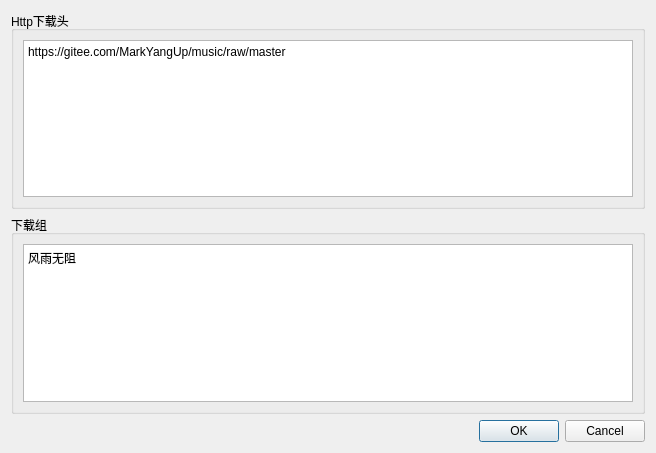
First picture: the form in OnlineCfgWnd.ui, repository ph1126542159/WidgetMusicPlayer, before the edit.
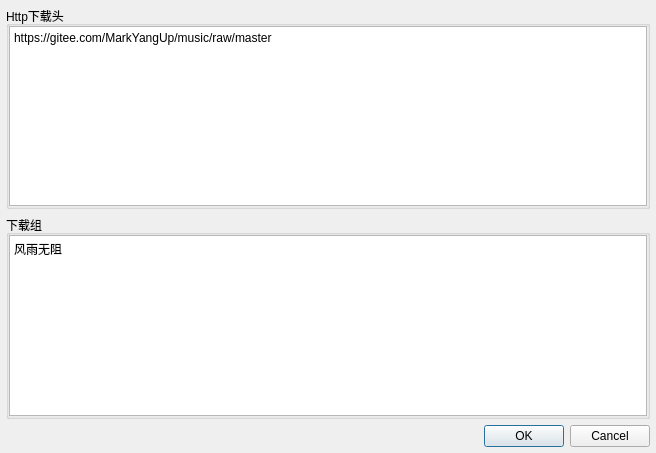
Second picture: the form after the edit.

Patch:
```diff
--- a/OnlineCfgWnd.ui
+++ b/OnlineCfgWnd.ui
@@ -17,12 +17,45 @@
    <string notr="true"/>
   </property>
   <layout class="QVBoxLayout" name="verticalLayout">
+   <property name="spacing">
+    <number>6</number>
+   </property>
+   <property name="leftMargin">
+    <number>6</number>
+   </property>
+   <property name="topMargin">
+    <number>6</number>
+   </property>
+   <property name="rightMargin">
+    <number>6</number>
+   </property>
+   <property name="bottomMargin">
+    <number>6</number>
+   </property>
    <item>
     <widget class="QGroupBox" name="groupBox">
+     <property name="styleSheet">
+      <string notr="true">font: 14pt &quot;宋体&quot;;</string>
+     </property>
      <property name="title">
       <string>Http下载头</string>
      </property>
      <layout class="QHBoxLayout" name="horizontalLayout">
+      <property name="spacing">
+       <number>0</number>
+      </property>
+      <property name="leftMargin">
+       <number>0</number>
+      </property>
+      <property name="topMargin">
+       <number>0</number>
+      </property>
+      <property name="rightMargin">
+       <number>0</number>
+      </property>
+      <property name="bottomMargin">
+       <number>0</number>
+      </property>
       <item>
        <widget class="QPlainTextEdit" name="plainTextEditHeader">
         <property name="plainText">
@@ -35,10 +68,28 @@
    </item>
    <item>
     <widget class="QGroupBox" name="groupBox_2">
+     <property name="styleSheet">
+      <string notr="true">font: 14pt &quot;宋体&quot;;</string>
+     </property>
      <property name="title">
       <string>下载组</string>
      </property>
      <layout class="QVBoxLayout" name="verticalLayout_2">
+      <property name="spacing">
+       <number>0</number>
+      </property>
+      <property name="leftMargin">
+       <number>0</number>
+      </property>
+      <property name="topMargin">
+       <number>0</number>
+      </property>
+      <property name="rightMargin">
+       <number>0</number>
+      </property>
+      <property name="bottomMargin">
+       <number>0</number>
+      </property>
       <item>
        <widget class="QPlainTextEdit" name="plainTextEditGroup">
         <property name="plainText">
```
Left out of the diff: 2 changed lines with no effect on the pictures.
